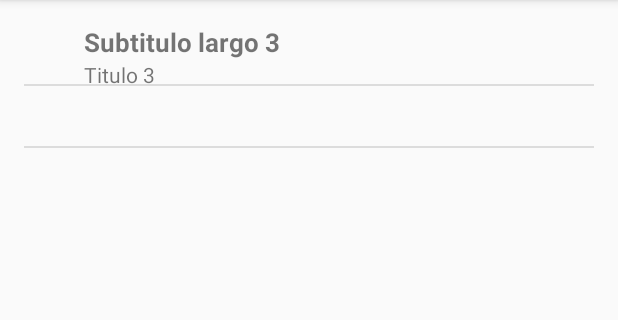
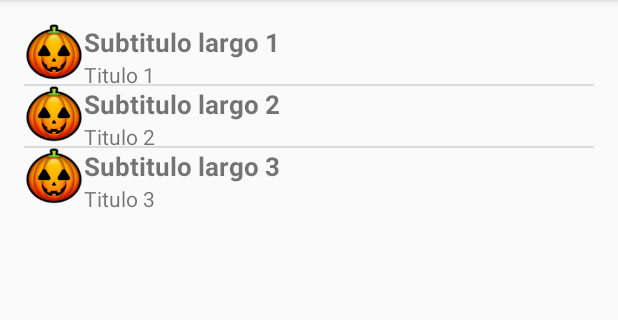
Before and after one commit to FerPerez13/Programacion-Multimedia, an Android app: the screen it shows after launch (MainActivity), on a phone screen of 412 x 824 dp, the part 84-404 px from its top. Run offline under Robolectric (Android 15) with nearby library versions, the phone set to English and light mode, and no system bars.

Commit message:
Finalizado el ejercicio ListaObjeto

```diff
--- a/ListaObjeto/app/src/main/java/com/example/mati/listaobjeto/MainActivity.java
+++ b/ListaObjeto/app/src/main/java/com/example/mati/listaobjeto/MainActivity.java
@@ -17,12 +17,9 @@ import android.widget.Toast;
 public class MainActivity extends AppCompatActivity {
 
     private Titular[] datos = new Titular[]{
-            new Titular("Titulo 1", "Subtitulo largo 1"),
-            new Titular("Titulo 2", "Subtitulo largo 2"),
-            new Titular("Titulo 3", "Subtitulo largo 3")
-        /*new Titular("Titulo 1", "Subtitulo largo 1", R.drawable.img1),
-        new Titular("Titulo 2", "Subtitulo largo 2", R.drawable.img2),
-        new Titular("Titulo 3", "Subtitulo largo 3", R.drawable.img1)*/
+            new Titular("Titulo 1", "Subtitulo largo 1", R.drawable.img1),
+            new Titular("Titulo 2", "Subtitulo largo 2", R.drawable.img2),
+            new Titular("Titulo 3", "Subtitulo largo 3", R.drawable.img1)
     };
 
     @Override
@@ -31,44 +28,74 @@ public class MainActivity extends AppCompatActivity {
         setContentView(R.layout.activity_main);
 
         AdaptadorTitulares adaptador = new AdaptadorTitulares(this);
-        ListView lstOpciones = (ListView)findViewById(R.id.LstOpciones);
+        ListView lstOpciones = (ListView) findViewById(R.id.LstOpciones);
         lstOpciones.setAdapter(adaptador);
 
         lstOpciones.setOnItemClickListener(new AdapterView.OnItemClickListener() {
             @Override
             public void onItemClick(AdapterView arg0, View arg1, int position, long id) {
-                String mensaje = "Titulo: "+datos[position].getTitulo()+" Subtitulo: "+datos[position].getSubtitulo();
-                Toast.makeText(getApplicationContext(),mensaje,Toast.LENGTH_LONG).show();
+                String mensaje = "Titulo: " + datos[position].getTitulo() + " Subtitulo: " + datos[position].getSubtitulo();
+                Toast.makeText(getApplicationContext(), mensaje, Toast.LENGTH_LONG).show();
+            }
+
+            public void onNothingSelected(AdapterView<?> adapterView) {
             }
         });
 
     }
 
+    static class ViewHolder {
+        TextView titulo;
+        TextView subtitulo;
+        ImageView imagen;
+    }
 
     class AdaptadorTitulares extends ArrayAdapter {
         Activity context;
 
-        AdaptadorTitulares(Activity context){
+        AdaptadorTitulares(Activity context) {
             super(context, R.layout.listitem_titular, datos);
-            this.context=context;
+            this.context = context;
         }
 
-        public View getView(int i, View convertView, ViewGroup parent){
+        public View getView(int i, View convertView, ViewGroup parent) {
+            /* Vamos a mejorar el código más abajo
+
             LayoutInflater inflater = context.getLayoutInflater();
             View item = inflater.inflate(R.layout.listitem_titular,null);
 
-            TextView lblTitulo = (TextView)findViewById(R.id.tvTitulo);
+            TextView lblTitulo = (TextView)item.findViewById(R.id.tvTitulo);
             lblTitulo.setText(datos[i].getTitulo());
 
-            TextView lblSubtitulo = (TextView)findViewById(R.id.tvSubtitulo);
+            TextView lblSubtitulo = (TextView)item.findViewById(R.id.tvSubtitulo);
             lblSubtitulo.setText(datos[i].getSubtitulo());
 
-            /*ImageView imagen = (ImageView)findViewById(R.id.ivImagen);
-            imagen.setBackground(getDrawable(datos[i].getImagen()));*/
+            ImageView imagen = (ImageView)item.findViewById(R.id.ivImagen);
+            imagen.setBackground(getDrawable(datos[i].getImagen()));
 
-            return item;
+            return item;*/
+
+            View item = convertView;
+            ViewHolder holder;
+
+            if (item == null) {
+                LayoutInflater inflater = context.getLayoutInflater();
+                item = inflater.inflate(R.layout.listitem_titular, null);
+
+                holder = new ViewHolder();
+                holder.titulo = (TextView) item.findViewById(R.id.tvTitulo);
+                holder.subtitulo = (TextView) item.findViewById(R.id.tvSubtitulo);
+                holder.imagen = (ImageView)item.findViewById(R.id.ivImagen);
+
+                item.setTag(holder);
+            } else {
+                holder = (ViewHolder) item.getTag();
+            }
+                holder.titulo.setText(datos[i].getTitulo());
+                holder.subtitulo.setText(datos[i].getSubtitulo());
+                holder.imagen.setBackground(getDrawable(datos[i].getImagen()));
+                return (item);
         }
 
     }
-
 }
--- a/ListaObjeto/app/src/main/java/com/example/mati/listaobjeto/Titular.java
+++ b/ListaObjeto/app/src/main/java/com/example/mati/listaobjeto/Titular.java
@@ -1,4 +1,6 @@
 package com.example.mati.listaobjeto;
+
+import android.media.Image;
 
 /**
  * Created by mati on 19/10/16.
@@ -7,23 +9,27 @@ public class Titular {
 
     private String titulo;
     private String subtitulo;
+    private int imagen;
 
-    public Titular(String subtitulo, String titulo) {
+    public Titular(String subtitulo, String titulo, int imagen) {
         this.subtitulo = subtitulo;
         this.titulo = titulo;
+        this.imagen = imagen;
     }
 
     public String getSubtitulo() {
         return subtitulo;
     }
 
+    public void setImagen(int imagen) { this.imagen = imagen; }
+
+    public int getImagen() { return imagen;}
+
     public String getTitulo() {
         return titulo;
     }
 
-    public void setTitulo(String titulo) {
-        this.titulo = titulo;
-    }
+    public void setTitulo(String titulo) { this.titulo = titulo; }
 
     public void setSubtitulo(String subtitulo) {
         this.subtitulo = subtitulo;
--- a/ListaObjeto/app/src/main/res/layout/activity_main.xml
+++ b/ListaObjeto/app/src/main/res/layout/activity_main.xml
@@ -7,13 +7,17 @@
     android:paddingLeft="@dimen/activity_horizontal_margin"
     android:paddingRight="@dimen/activity_horizontal_margin"
     android:paddingTop="@dimen/activity_vertical_margin"
-    android:orientation="vertical"
     tools:context="com.example.mati.listaobjeto.MainActivity">
+    <LinearLayout
+        android:layout_width="match_parent"
+        android:layout_height="match_parent"
+        android:orientation="vertical">
 
+        <ListView
+            android:id="@+id/LstOpciones"
+            android:layout_width="fill_parent"
+            android:layout_height="wrap_content">
 
-    <ListView
-        android:id="@+id/LstOpciones"
-        android:layout_width="fill_parent"
-        android:layout_height="wrap_content">
-    </ListView>
+        </ListView>
+    </LinearLayout>
 </LinearLayout>
--- a/ListaObjeto/app/src/main/res/layout/listitem_titular.xml
+++ b/ListaObjeto/app/src/main/res/layout/listitem_titular.xml
@@ -12,12 +12,14 @@
         android:orientation="vertical"
         android:layout_width="match_parent"
         android:layout_height="match_parent">
+
         <TextView
             android:id="@+id/tvTitulo"
             android:layout_width="wrap_content"
             android:layout_height="wrap_content"
             android:textSize="17dp"
-            android:textStyle="bold"/>
+            android:textStyle="bold" />
+
         <TextView
             android:id="@+id/tvSubtitulo"
             android:layout_width="wrap_content"
```
Also changed, not shown: ListaObjeto/app/src/main/res/drawable/img1.png (added), ListaObjeto/app/src/main/res/drawable/img2.png (added), ListaObjeto/app/src/main/res/drawable/img3.png (added).
